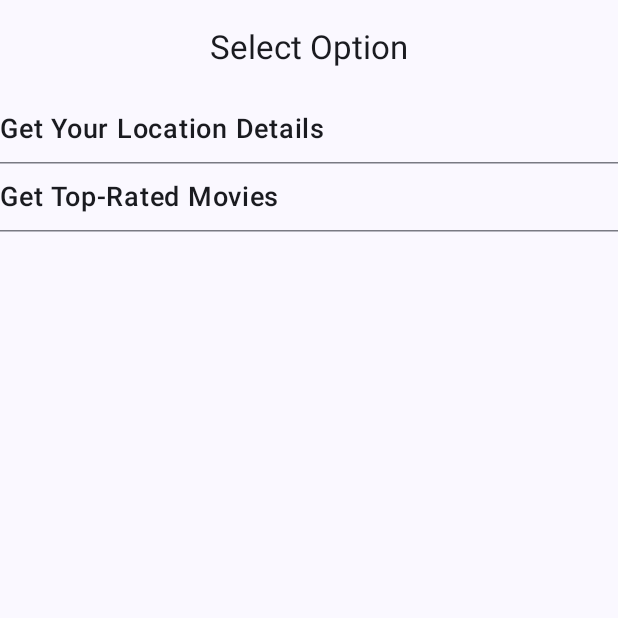
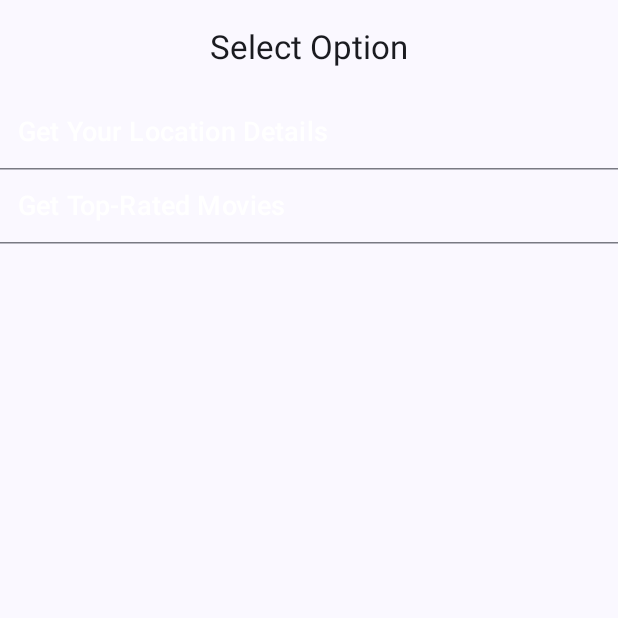
Before and after one commit to jasi381/roadCastAssignment, an Android app built with Jetpack Compose: the options screen opened through its navigation route, on a phone screen of 412 x 824 dp, the top half of it. Run offline under Robolectric (Android 15) with nearby library versions, the phone set to English and light mode, and no system bars.

Commit message:
final commit

```diff
--- a/app/src/main/java/com/jasmeet/roadcastAssign/view/screens/OptionsScreen.kt
+++ b/app/src/main/java/com/jasmeet/roadcastAssign/view/screens/OptionsScreen.kt
@@ -1,6 +1,5 @@
 package com.jasmeet.roadcastAssign.view.screens
 
-import androidx.compose.foundation.clickable
 import androidx.compose.foundation.layout.Column
 import androidx.compose.foundation.layout.fillMaxSize
 import androidx.compose.foundation.layout.fillMaxWidth
@@ -10,11 +9,14 @@ import androidx.compose.material3.ExperimentalMaterial3Api
 import androidx.compose.material3.HorizontalDivider
 import androidx.compose.material3.Scaffold
 import androidx.compose.material3.Text
+import androidx.compose.material3.TextButton
 import androidx.compose.runtime.Composable
 import androidx.compose.ui.Modifier
+import androidx.compose.ui.graphics.Color
+import androidx.compose.ui.graphics.RectangleShape
 import androidx.compose.ui.text.font.FontWeight
-import androidx.compose.ui.unit.dp
 import androidx.compose.ui.unit.sp
+import androidx.lifecycle.compose.dropUnlessResumed
 import androidx.navigation.NavHostController
 
 @OptIn(ExperimentalMaterial3Api::class)
@@ -35,30 +37,43 @@ fun OptionsScreen(navController: NavHostController) {
                 .fillMaxSize()
                 .padding(it)
         ) {
+            TextButton(
+                shape = RectangleShape,
+                onClick = dropUnlessResumed {
+                    navController.navigate(Screens.LocationScreen.route)
+
+                }
+            ) {
                 Text(
                     text = "Get Your Location Details",
                     fontSize = 18.sp,
                     fontWeight = FontWeight.SemiBold,
                     modifier = Modifier
-                    .fillMaxWidth()
-                    .clickable {
-                        navController.navigate(Screens.LocationScreen.route)
+                        .fillMaxWidth(),
+                    color = Color.White
+                )
+
             }
-                    .padding(vertical = 10.dp),
 
-                )
             HorizontalDivider()
+
+            TextButton(
+                shape = RectangleShape,
+                onClick = dropUnlessResumed {
+                    navController.navigate(Screens.MovieListScreen.route)
+                }
+            ) {
                 Text(
                     text = "Get Top-Rated Movies",
                     fontSize = 18.sp,
                     fontWeight = FontWeight.SemiBold,
                     modifier = Modifier
-                    .fillMaxWidth()
-                    .clickable {
-                        navController.navigate(Screens.MovieListScreen.route)
+                        .fillMaxWidth(),
+                    color = Color.White
+                )
+
             }
-                    .padding(vertical = 10.dp)
-            )
+
             HorizontalDivider()
 
         }
```
Lines whose indentation alone changed are shown as unchanged.
